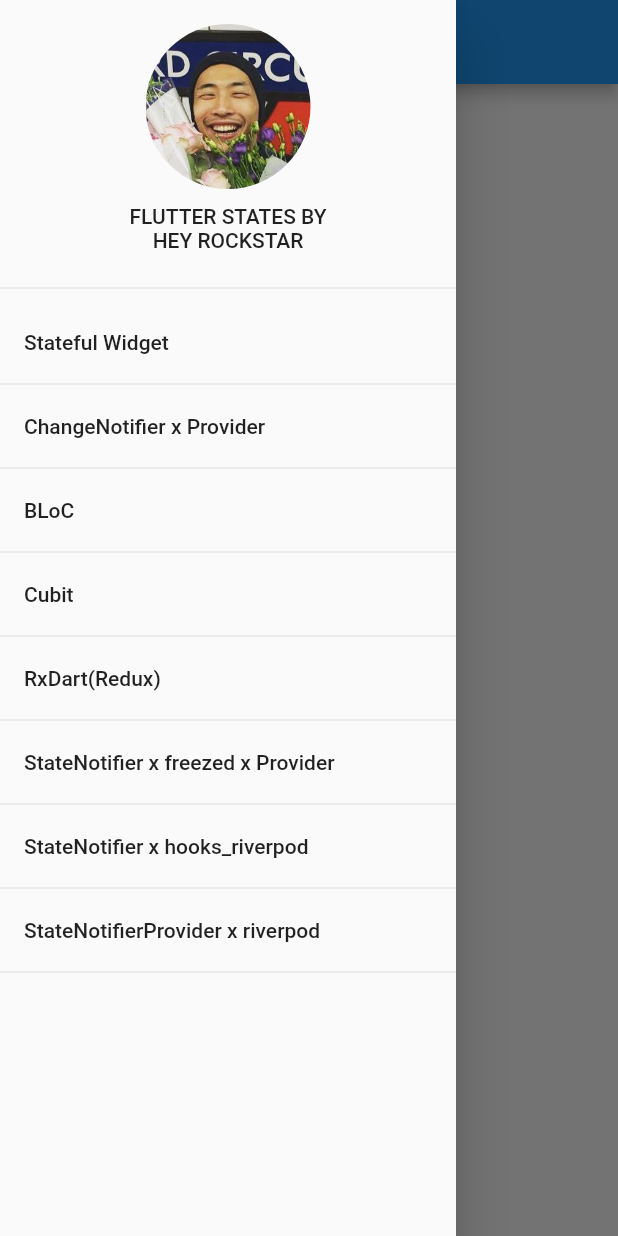
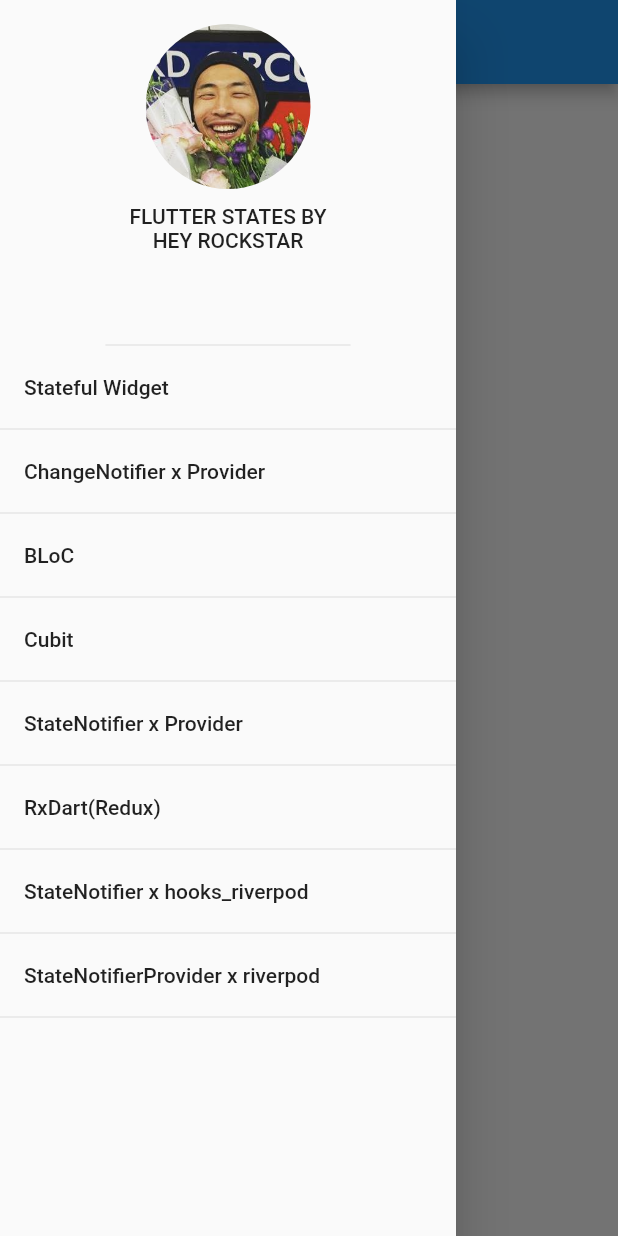
Before and after one commit to heyhey1028/flutter_state_management101, a Flutter app: the screen it shows after launch, with the side drawer open, on a phone screen of 412 x 824 dp. Run offline on Flutter 3.47's test engine with Material 2 defaults, Android fonts, the phone set to English and light mode, and no system bars; our stand-ins replace equatable, flutter_bloc, state_notifier; missing offline and left inert: flutter_state_notifier.

Commit message:
add: added stateNotifier pattern sample

```diff
--- a/lib/widgets/main_drawer.dart
+++ b/lib/widgets/main_drawer.dart
@@ -2,6 +2,7 @@ import 'package:flutter/material.dart';
 import 'package:state_management_examples/bloc/counter_page.dart';
 import 'package:state_management_examples/cubit/counter_page.dart';
 import 'package:state_management_examples/provider/home_page.dart';
+import 'package:state_management_examples/state_notifier/counter_page.dart';
 import 'package:state_management_examples/stateful_widget/home_page.dart';
 
 class MainDrawer extends StatelessWidget {
@@ -10,13 +11,12 @@ class MainDrawer extends StatelessWidget {
   @override
   Widget build(BuildContext context) {
     return Drawer(
-      child: ListView(
-        physics: const BouncingScrollPhysics(
-            parent: AlwaysScrollableScrollPhysics()),
-        children: <Widget>[
+        child: Column(
+      children: [
         Container(
-            height: 200,
+          height: 230,
           child: DrawerHeader(
+            margin: EdgeInsets.zero,
             child: Column(
               children: [
                 CircleAvatar(
@@ -33,6 +33,12 @@ class MainDrawer extends StatelessWidget {
             ),
           ),
         ),
+        SizedBox(
+          height: MediaQuery.of(context).size.height - 240,
+          child: ListView(
+            physics: const BouncingScrollPhysics(
+                parent: AlwaysScrollableScrollPhysics()),
+            children: <Widget>[
               ListTile(
                 title: Text('Stateful Widget'),
                 onTap: () => _navigateTo(context, StatefulWidgetHomePage()),
@@ -54,11 +60,12 @@ class MainDrawer extends StatelessWidget {
               ),
               Divider(height: 0),
               ListTile(
-            title: Text('RxDart(Redux)'),
+                title: Text('StateNotifier x Provider'),
+                onTap: () => _navigateTo(context, StateNotifierCounterPage()),
               ),
               Divider(height: 0),
               ListTile(
-            title: Text('StateNotifier x freezed x Provider'),
+                title: Text('RxDart(Redux)'),
               ),
               Divider(height: 0),
               ListTile(
@@ -71,7 +78,9 @@ class MainDrawer extends StatelessWidget {
               Divider(height: 0),
             ],
           ),
-    );
+        ),
+      ],
+    ));
   }
 
   void _navigateTo(BuildContext context, Widget to) {
--- a/pubspec.yaml
+++ b/pubspec.yaml
@@ -14,6 +14,7 @@ dependencies:
     sdk: flutter
   flutter_bloc: ^7.3.0
   provider: ^6.0.1
+  flutter_state_notifier: ^0.7.1
 
 
   cupertino_icons: ^1.0.2
```
Also changed, not shown: lib/state_notifier/counter_page.dart (added, +92 -0 lines), lib/cubit/cubit_counter_en.dart (added), pubspec.lock, 6 other files. Lines whose indentation alone changed are shown as unchanged.
